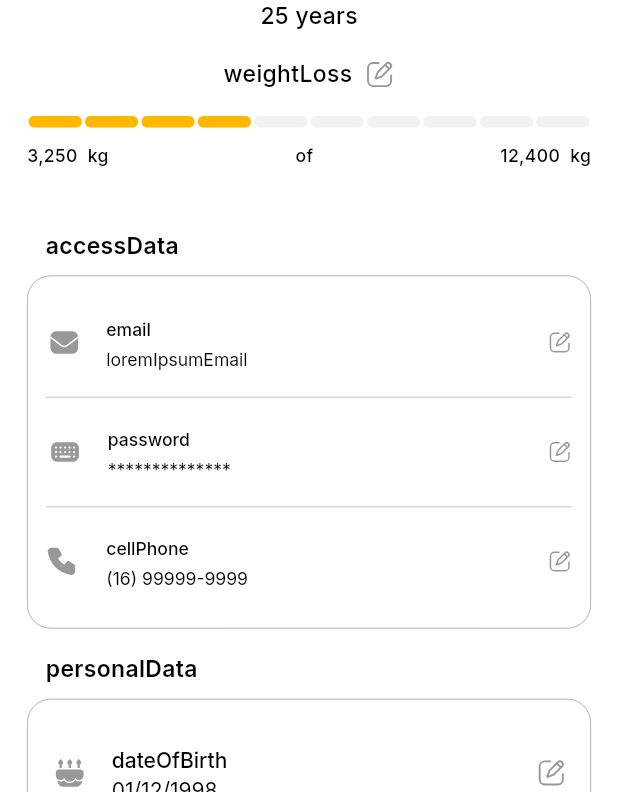
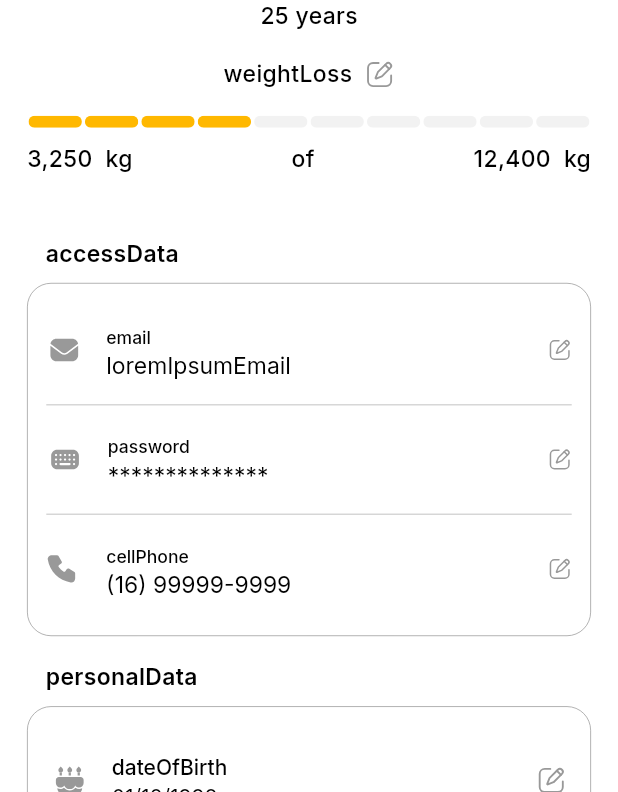
Before and after one commit to sultanalisandhu/foco_fit, a Flutter app: the screen it shows after launch, scrolled down 576 dp, after a tap on "Boa tarde,", on a phone screen of 412 x 824 dp, the part 444-1236 px from its top. Run offline on Flutter 3.47's test engine with Material 3 defaults, Android fonts, the phone set to English and light mode, and no system bars; drawn by our look-alikes of step_progress_indicator; our stand-ins replace confetti, device_preview, fl_chart, flutter_slidable, flutter_svg, get and 8 more; missing offline and left inert: dart:ffi; network calls fail.

Commit message:
mackbook code refactor

```diff
--- /dev/null
+++ b/devtools_options.yaml
@@ -0,0 +1,3 @@
+description: This file stores settings for Dart & Flutter DevTools.
+documentation: https://docs.flutter.dev/tools/devtools/extensions#configure-extension-enablement-states
+extensions:
--- a/lib/utils/k_text_styles.dart
+++ b/lib/utils/k_text_styles.dart
@@ -46,7 +46,7 @@ TextStyle kTextStyle({double? fontSize, FontWeight? fontWeight,Color? color,Text
   return GoogleFonts.inter(
       textStyle: TextStyle(
         decoration:textDecoration?? TextDecoration.none,
-        fontSize: fontSize!=null ? fontSize.sp: 14.sp,
+        fontSize: fontSize!=null ? fontSize.sp: 16.sp,
         fontWeight: fontWeight??FontWeight.w400,
         color: color??Colors.black,
       )
--- a/lib/widgets/home_widgets/expansion_tile.dart
+++ b/lib/widgets/home_widgets/expansion_tile.dart
@@ -47,12 +47,12 @@ class CustomExpandableContainer extends StatelessWidget {
         title: Row(
           mainAxisAlignment: MainAxisAlignment.start,
           children: [
-            KText(text: title, fontSize: 15,fontWeight: FontWeight.w600,),
+            KText(text: title, fontSize: 16,fontWeight: FontWeight.w600,),
             2.xSpace,
             showSvgIconWidget(iconPath: AppIcons.arrowDownIcon)
           ],
         ),
-        subtitle: KText(text: subtitle, fontSize: 13,fontWeight: FontWeight.w500,color: AppColor.greyColor,),
+        subtitle: KText(text: subtitle, fontSize: 14,fontWeight: FontWeight.w500,color: AppColor.greyColor,),
         leading: Image(image: AssetImage(imageUrl),),
         trailing: GestureDetector(
           onTap: onTapTrailing,
@@ -151,12 +151,12 @@ class KHomeListTile extends StatelessWidget {
           children: [
             KText(
               text: title,
-              fontSize: 15,
+              fontSize: 16,
               fontWeight: FontWeight.w600,
             ),
             KText(
               text: subtitle,
-              fontSize: 13,
+              fontSize: 14,
               fontWeight: FontWeight.w500,
               color: AppColor.greyColor,
             ),
--- a/lib/widgets/home_widgets/k_calories_container.dart
+++ b/lib/widgets/home_widgets/k_calories_container.dart
@@ -45,7 +45,7 @@ class CaloriesContainer extends StatelessWidget {
   @override
   Widget build(BuildContext context) {
     return Container(
-      padding: const EdgeInsets.symmetric(horizontal: 26, vertical: 24),
+      padding: const EdgeInsets.symmetric(horizontal: 26, vertical: 20),
       decoration: BoxDecoration(
         color: AppColor.whiteColor,
         borderRadius: BorderRadius.circular(12),
--- a/lib/widgets/k_app_bar.dart
+++ b/lib/widgets/k_app_bar.dart
@@ -80,7 +80,7 @@ AppBar kProfileAppBar({
       title: Text(title!),
       subtitle: Text(subTitle!),
       titleTextStyle: kTextStyle(),
-      subtitleTextStyle: kTextStyle(fontWeight: FontWeight.w600,fontSize: 15),
+      subtitleTextStyle: kTextStyle(fontWeight: FontWeight.w600,fontSize: 16),
       trailing: notificationCount!=null
           ? Stack(
         alignment: Alignment.center,
```
Also changed, not shown: lib/widgets/k_bottom_sheets/home_bottom_sheets.dart (+11 -11 lines), 6 other files.
